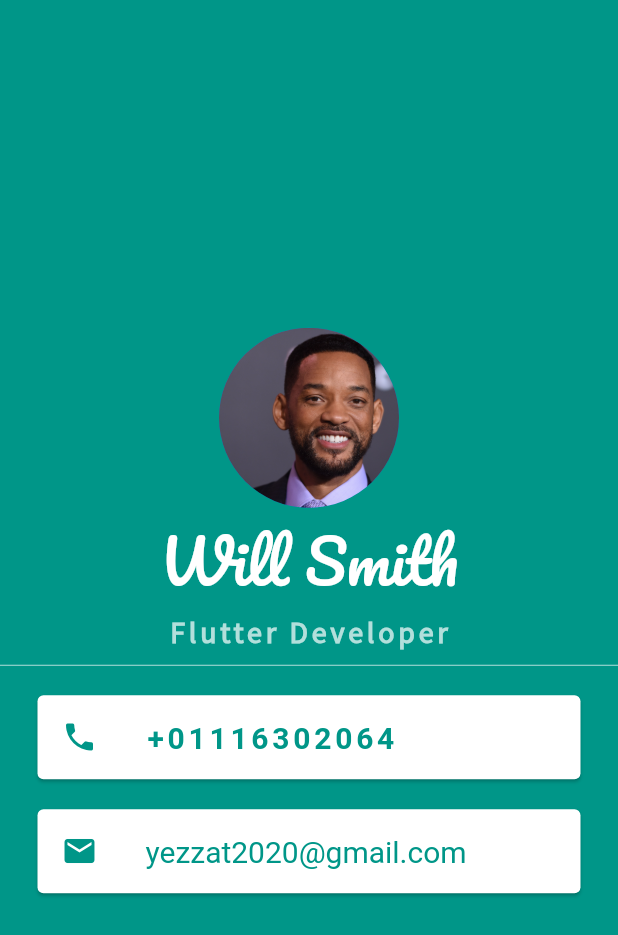
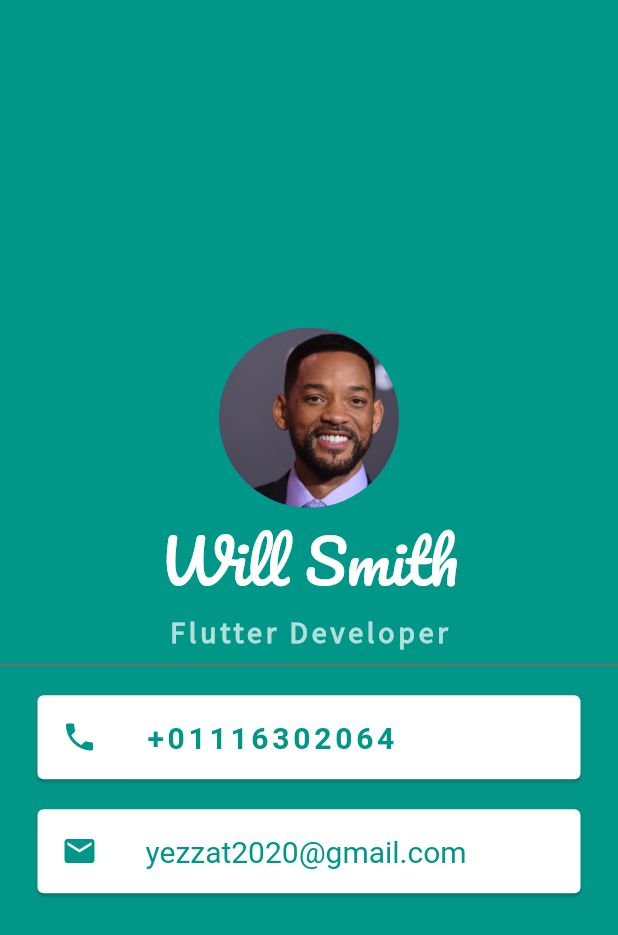
Before and after one commit to yasser2020/Business-Card, a Flutter app: the screen it shows after launch, on a phone screen of 412 x 824 dp. Shown: the top 935 px of the screen. Run offline on Flutter 3.47's test engine with Material 2 defaults, Android fonts, the phone set to English and light mode, and no system bars.

```diff
--- a/lib/main.dart
+++ b/lib/main.dart
@@ -30,7 +30,7 @@ class MyApp extends StatelessWidget {
                 ),
                 SizedBox(
                   height: 20,
-                  child: Divider(color: Colors.teal[100]),
+                  child: Divider(color: Colors.red),
                 ),
                 Card(
                   color: Colors.white,
```
Also changed, not shown: 1 other file.
